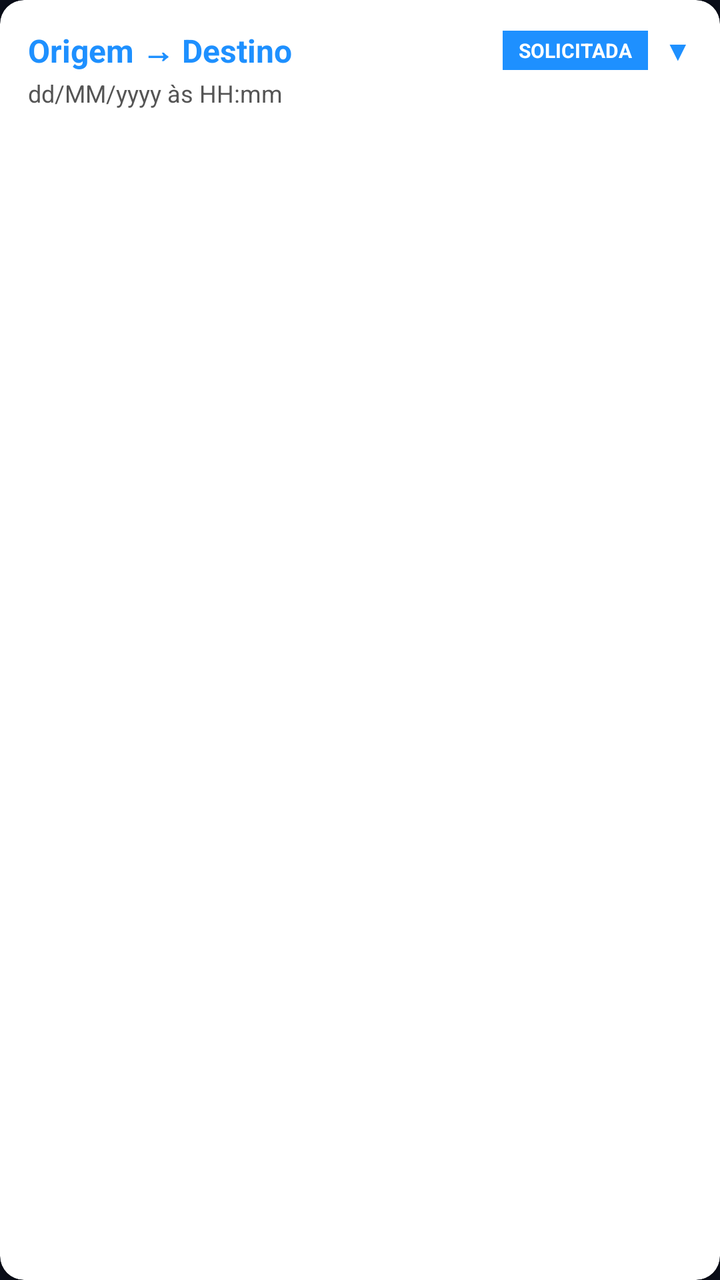
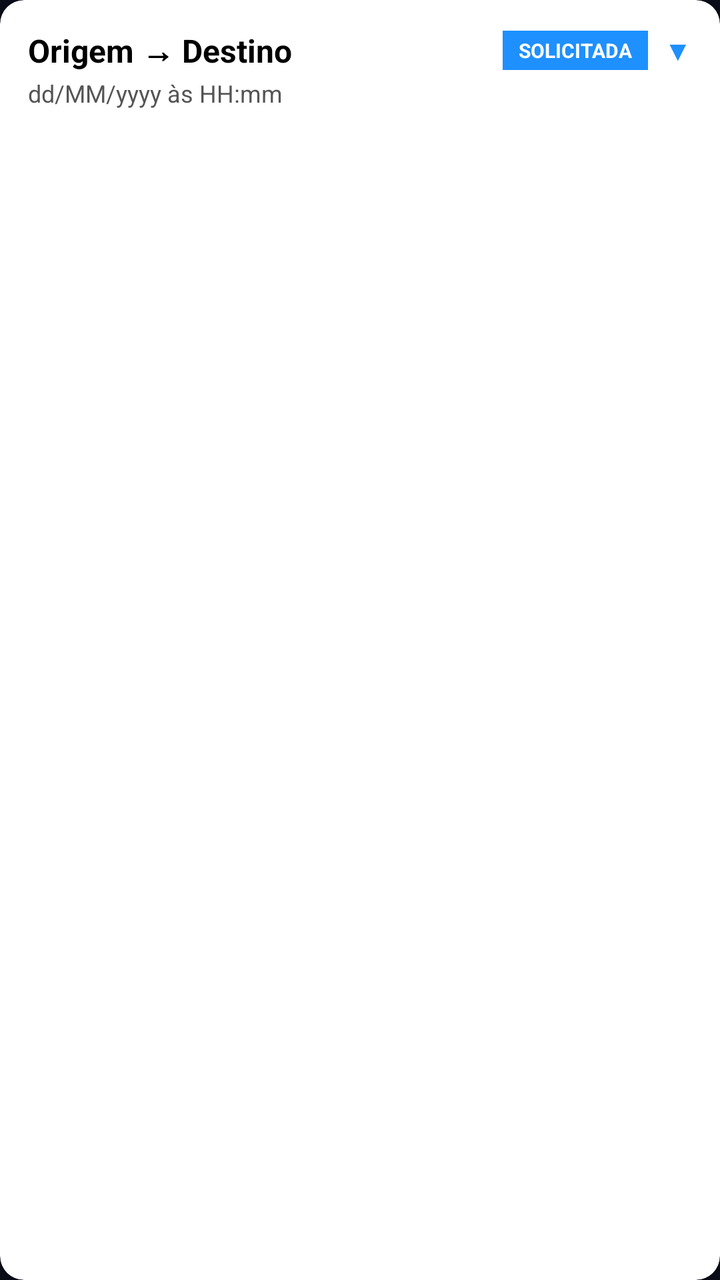

Screens rendered from an Android XML layout before and after an edit, with the pre-edit source and the edit as a unified diff.
<!-- AndroidManifest.xml: application theme Theme.Caronas -->
<!-- res/layout/item_solicitacao_recebida.xml -->
<?xml version="1.0" encoding="utf-8"?>
<androidx.cardview.widget.CardView xmlns:android="http://schemas.android.com/apk/res/android"
    xmlns:app="http://schemas.android.com/apk/res-auto"
    android:layout_width="match_parent"
    android:layout_height="wrap_content"
    android:layout_marginBottom="10dp"
    app:cardCornerRadius="12dp"
    app:cardBackgroundColor="#FFFFFF"
    app:cardElevation="4dp">

    <LinearLayout
        android:layout_width="match_parent"
        android:layout_height="wrap_content"
        android:orientation="vertical">

        
        <LinearLayout
            android:id="@+id/headerSolicitacao"
            android:layout_width="match_parent"
            android:layout_height="wrap_content"
            android:orientation="vertical"
            android:padding="14dp"
            android:clickable="true"
            android:focusable="true"
            android:background="?attr/selectableItemBackground">

            <LinearLayout
                android:layout_width="match_parent"
                android:layout_height="wrap_content"
                android:orientation="horizontal"
                android:gravity="center_vertical">

                <TextView
                    android:id="@+id/tvRotaSolicitacao"
                    android:layout_width="0dp"
                    android:layout_height="wrap_content"
                    android:layout_weight="1"
                    android:textColor="#1E90FF"
                    android:textSize="16sp"
                    android:textStyle="bold"
                    android:text="Origem → Destino" />

                <TextView
                    android:id="@+id/tvStatusSolicitacao"
                    android:layout_width="wrap_content"
                    android:layout_height="wrap_content"
                    android:textSize="10sp"
                    android:textStyle="bold"
                    android:textColor="#FFFFFF"
                    android:background="#1E90FF"
                    android:paddingHorizontal="8dp"
                    android:paddingVertical="3dp"
                    android:layout_marginEnd="8dp"
                    android:text="SOLICITADA" />

                <TextView
                    android:id="@+id/tvExpandIconSolicitacao"
                    android:layout_width="wrap_content"
                    android:layout_height="wrap_content"
                    android:text="▼"
                    android:textSize="14sp"
                    android:textColor="#1E90FF" />

            </LinearLayout>

            <TextView
                android:id="@+id/tvDataHoraSolicitacao"
                android:layout_width="match_parent"
                android:layout_height="wrap_content"
                android:textColor="#555555"
                android:textSize="12sp"
                android:layout_marginTop="2dp"
                android:text="dd/MM/yyyy às HH:mm" />

        </LinearLayout>

        <LinearLayout
            android:id="@+id/corpoExpandidoSolicitacao"
            android:layout_width="match_parent"
            android:layout_height="wrap_content"
            android:orientation="vertical"
            android:paddingHorizontal="14dp"
            android:paddingBottom="14dp"
            android:visibility="gone">

            <View
                android:layout_width="match_parent"
                android:layout_height="1dp"
                android:background="#E0E0E0"
                android:layout_marginBottom="10dp" />

            <LinearLayout
                android:layout_width="match_parent"
                android:layout_height="wrap_content"
                android:orientation="horizontal"
                android:gravity="center_vertical"
                android:layout_marginBottom="12dp">

                <ImageView
                    android:id="@+id/ivFotoPassageiro"
                    android:layout_width="48dp"
                    android:layout_height="48dp"
                    android:src="@drawable/ic_person_default"
                    android:scaleType="centerCrop"
                    android:background="@drawable/borda_circular_azul"
                    android:layout_marginEnd="10dp" />

                <LinearLayout
                    android:layout_width="0dp"
                    android:layout_height="wrap_content"
                    android:layout_weight="1"
                    android:orientation="vertical">

                    <TextView
                        android:layout_width="wrap_content"
                        android:layout_height="wrap_content"
                        android:text="@string/tela_papel_passageiro"
                        android:textColor="#000000"
                        android:textSize="10sp" />

                    <TextView
                        android:id="@+id/tvNomePassageiro"
                        android:layout_width="wrap_content"
                        android:layout_height="wrap_content"
                        android:textColor="#222222"
                        android:textSize="15sp"
                        android:textStyle="bold"
                        android:text="Nome do passageiro" />

                </LinearLayout>

            </LinearLayout>

            <LinearLayout
                android:layout_width="match_parent"
                android:layout_height="wrap_content"
                android:orientation="horizontal">

                <Button
                    android:id="@+id/btnConfirmarSolicitacao"
                    android:layout_width="0dp"
                    android:layout_weight="1"
                    android:layout_height="40dp"
                    android:layout_marginEnd="6dp"
                    android:text="@string/solicitacoes_botao_confirmar"
                    android:textSize="12sp"
                    android:textColor="#FFFFFF"
                    android:textStyle="bold"
                    android:background="@drawable/botao_azul_neon" />

                
                <Button
                    android:id="@+id/btnCancelarSolicitacao"
                    android:layout_width="0dp"
                    android:layout_weight="1"
                    android:layout_height="40dp"
                    android:layout_marginEnd="6dp"
                    android:text="@string/cancelar"
                    android:textSize="12sp"
                    android:textColor="#FFFFFF"
                    android:textStyle="bold"
                    android:background="#D32F2F"
                    android:visibility="gone" />

                <Button
                    android:id="@+id/btnChatSolicitacao"
                    android:layout_width="0dp"
                    android:layout_weight="1"
                    android:layout_height="40dp"
                    android:layout_marginStart="6dp"
                    android:text="@string/solicitacoes_botao_chat"
                    android:textSize="12sp"
                    android:textColor="#1E90FF"
                    android:textStyle="bold"
                    android:background="#141E90FF" />

                
                <Button
                    android:id="@+id/btnAvaliarSolicitacao"
                    android:layout_width="0dp"
                    android:layout_weight="1"
                    android:layout_height="40dp"
                    android:layout_marginStart="6dp"
                    android:text="@string/avaliar_botao"
                    android:textSize="12sp"
                    android:textColor="#FFFFFF"
                    android:textStyle="bold"
                    android:background="@drawable/botao_azul_neon"
                    android:visibility="gone" />

            </LinearLayout>

        </LinearLayout>

    </LinearLayout>

</androidx.cardview.widget.CardView>
<!-- resources referenced by this layout -->
<resources>
  <!-- drawable borda_circular_azul (drawable) -->
  <?xml version="1.0" encoding="utf-8"?>
  <shape xmlns:android="http://schemas.android.com/apk/res/android"
      android:shape="oval">
      <stroke
          android:width="3dp"
          android:color="#1E90FF" />
      <solid android:color="#33000000" />
  </shape>
  <!-- drawable botao_azul_neon (drawable) -->
  <?xml version="1.0" encoding="utf-8"?>
  <shape xmlns:android="http://schemas.android.com/apk/res/android">
      <solid android:color="#1E90FF" />
      <corners android:radius="25dp" />
      <stroke android:width="2dp" android:color="#66C7FF" />
      <padding android:left="16dp" android:right="16dp" android:top="12dp" android:bottom="12dp" />
  </shape>
  <!-- drawable ic_person_default (drawable) -->
  <?xml version="1.0" encoding="utf-8"?>
  <vector xmlns:android="http://schemas.android.com/apk/res/android"
      android:width="80dp"
      android:height="80dp"
      android:viewportWidth="24"
      android:viewportHeight="24">
      <path
          android:fillColor="#1E90FF"
          android:pathData="M12,12c2.21,0 4,-1.79 4,-4s-1.79,-4 -4,-4 -4,1.79 -4,4 1.79,4 4,4zM12,14c-2.67,0 -8,1.34 -8,4v2h16v-2c0,-2.66 -5.33,-4 -8,-4z"/>
  </vector>
  <string name="avaliar_botao">⭐ Avaliar</string>
  <string name="cancelar">Cancelar</string>
  <string name="solicitacoes_botao_chat">💬 Chat</string>
  <string name="solicitacoes_botao_confirmar">Confirmar</string>
  <string name="tela_papel_passageiro">Passageiro</string>
  <style name="Theme.Caronas" parent="Theme.MaterialComponents.DayNight.NoActionBar">
          <item name="colorPrimary">@color/azul_neon</item>
          <item name="colorPrimaryVariant">@color/azul_neon_escuro</item>
          <item name="colorOnPrimary">@color/white</item>
          <item name="colorSecondary">@color/azul_neon</item>
          <item name="colorSecondaryVariant">@color/azul_neon_escuro</item>
          <item name="colorOnSecondary">@color/white</item>
          <item name="android:statusBarColor">@color/fundo_escuro</item>
          <item name="android:windowBackground">@color/fundo_escuro</item>
      </style>
  <color name="azul_neon">#1E90FF</color>
  <color name="azul_neon_escuro">#0D47A1</color>
  <color name="white">#FFFFFFFF</color>
  <color name="fundo_escuro">#0A0E1A</color>
</resources>

<!-- the commit's change to res/layout/item_solicitacao_recebida.xml (unified diff, before → after) -->
@@ -35,7 +35,7 @@
                     android:layout_width="0dp"
                     android:layout_height="wrap_content"
                     android:layout_weight="1"
-                    android:textColor="#1E90FF"
+                    android:textColor="#000000"
                     android:textSize="16sp"
                     android:textStyle="bold"
                     android:text="Origem → Destino" />
@@ -48,8 +48,10 @@
                     android:textStyle="bold"
                     android:textColor="#FFFFFF"
                     android:background="#1E90FF"
-                    android:paddingHorizontal="8dp"
-                    android:paddingVertical="3dp"
+                    android:paddingStart="8dp"
+                    android:paddingEnd="8dp"
+                    android:paddingTop="3dp"
+                    android:paddingBottom="3dp"
                     android:layout_marginEnd="8dp"
                     android:text="SOLICITADA" />
 
@@ -79,7 +81,8 @@
             android:layout_width="match_parent"
             android:layout_height="wrap_content"
             android:orientation="vertical"
-            android:paddingHorizontal="14dp"
+            android:paddingStart="14dp"
+            android:paddingEnd="14dp"
             android:paddingBottom="14dp"
             android:visibility="gone">
 
@@ -97,6 +100,7 @@
                 android:layout_marginBottom="12dp">
 
                 <ImageView
+                    android:contentDescription="@string/cd_foto_perfil"
                     android:id="@+id/ivFotoPassageiro"
                     android:layout_width="48dp"
                     android:layout_height="48dp"
<!-- resource entries referenced after the edit -->
@@ -30,6 +30,7 @@
   </vector>
   <string name="avaliar_botao">⭐ Avaliar</string>
   <string name="cancelar">Cancelar</string>
+  <string name="cd_foto_perfil">Foto de perfil</string>
   <string name="solicitacoes_botao_chat">💬 Chat</string>
   <string name="solicitacoes_botao_confirmar">Confirmar</string>
   <string name="tela_papel_passageiro">Passageiro</string>
